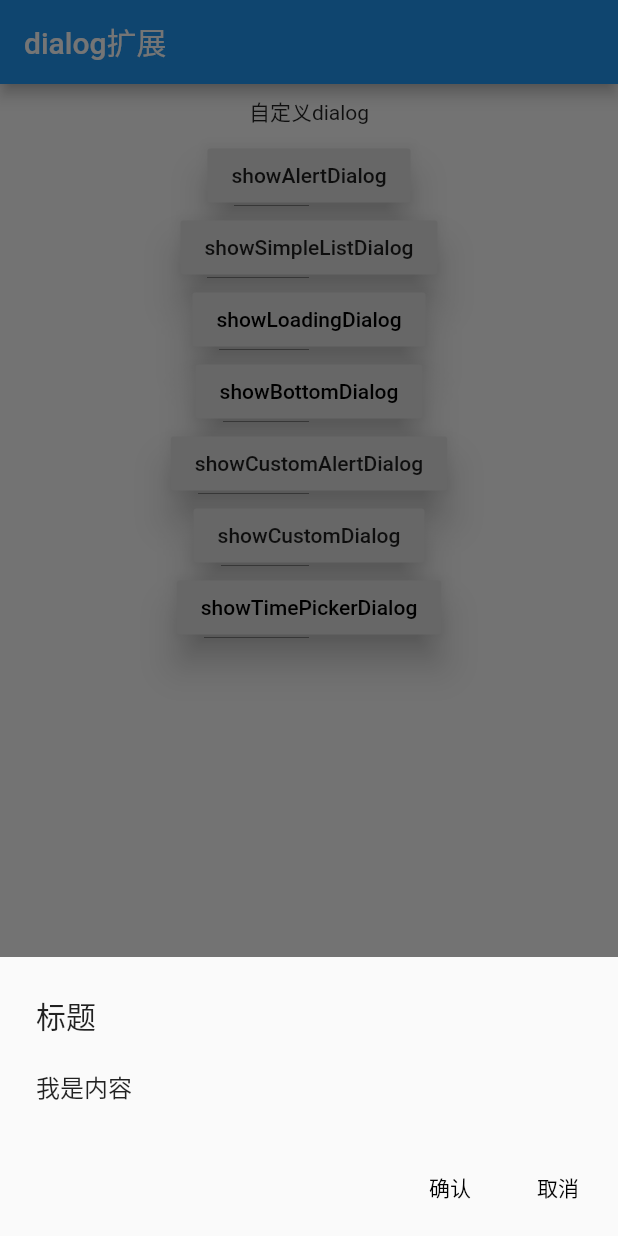
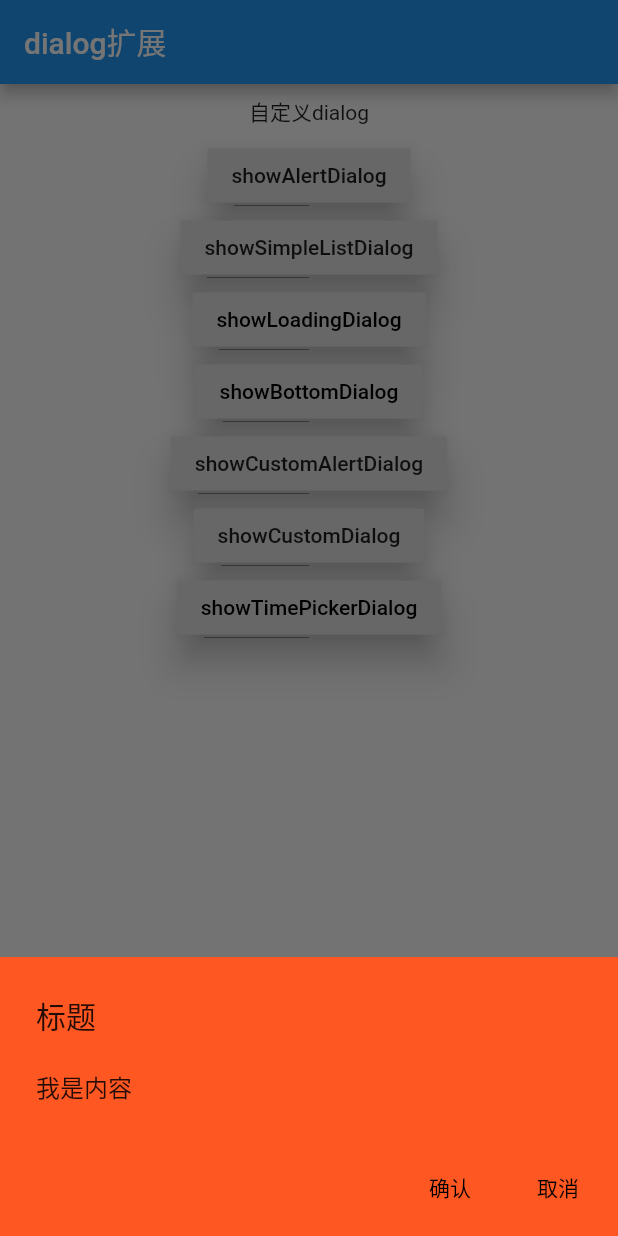
Before and after one commit to Lans/multiple_dialog, a Flutter app: the screen it shows after launch, after a tap on "showBottomDialog", on a phone screen of 412 x 824 dp. Run offline on Flutter 3.47's test engine with Material 2 defaults, Android fonts, the phone set to English and light mode, and no system bars.

Commit message:
更新到0.1.0

```diff
--- a/example/lib/main.dart
+++ b/example/lib/main.dart
@@ -112,6 +112,7 @@ class _MyHomePageState extends State<MyHomePage> {
                       title: Text("标题"),
                       content: Container(child: Text("我是内容")),
                       isScrollControlled: true,
+                      backgroundColor: Colors.deepOrange,
                       actions: <Widget>[
                         FlatButton(
                           child: Text("确认"),
--- a/example/pubspec.yaml
+++ b/example/pubspec.yaml
@@ -23,7 +23,7 @@ dependencies:
   # The following adds the Cupertino Icons font to your application.
   # Use with the CupertinoIcons class for iOS style icons.
   cupertino_icons: ^0.1.2
-  multiple_dialog: ^0.0.4
+  multiple_dialog: ^0.1.0
 
 dev_dependencies:
   flutter_test:
```
Also changed, not shown: pubspec.yaml (+2 -39 lines), 4 other files.
